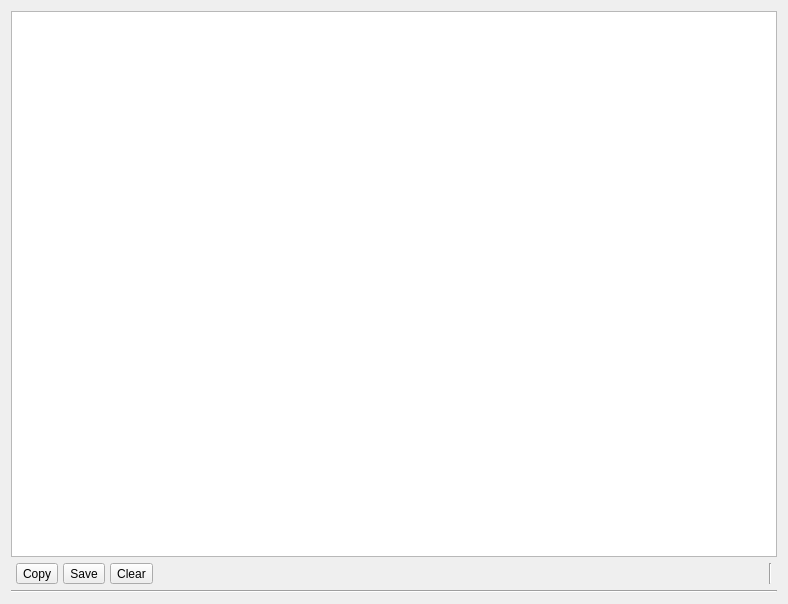
Before: the Qt Designer form ui/InfoBoard.ui in saturneric/GpgFrontend, drawn with Qt 5.
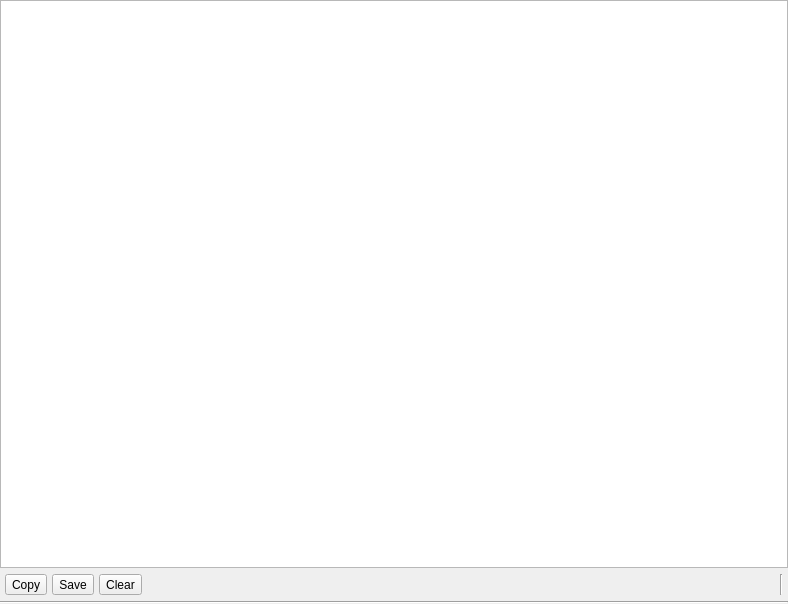
After: the same form once the commit is applied. Icons and pictures are not drawn.

```diff
--- a/ui/InfoBoard.ui
+++ b/ui/InfoBoard.ui
@@ -14,15 +14,48 @@
    <string>Form</string>
   </property>
   <layout class="QGridLayout" name="gridLayout">
+   <property name="leftMargin">
+    <number>0</number>
+   </property>
+   <property name="topMargin">
+    <number>0</number>
+   </property>
+   <property name="rightMargin">
+    <number>0</number>
+   </property>
+   <property name="bottomMargin">
+    <number>0</number>
+   </property>
    <item row="0" column="0">
     <layout class="QVBoxLayout" name="verticalLayout">
      <item>
       <layout class="QVBoxLayout" name="verticalLayout_2">
        <item>
-        <widget class="QTextEdit" name="infoBoard">
-         <property name="readOnly">
-          <bool>true</bool>
-         </property>
+        <widget class="QStackedWidget" name="stackedWidget">
+         <widget class="QWidget" name="page">
+          <layout class="QVBoxLayout" name="verticalLayout_3">
+           <property name="leftMargin">
+            <number>0</number>
+           </property>
+           <property name="topMargin">
+            <number>0</number>
+           </property>
+           <property name="rightMargin">
+            <number>0</number>
+           </property>
+           <property name="bottomMargin">
+            <number>0</number>
+           </property>
+           <item>
+            <widget class="QTextEdit" name="infoBoard">
+             <property name="readOnly">
+              <bool>true</bool>
+             </property>
+            </widget>
+           </item>
+          </layout>
+         </widget>
+         <widget class="QWidget" name="page_2"/>
         </widget>
        </item>
       </layout>
```
